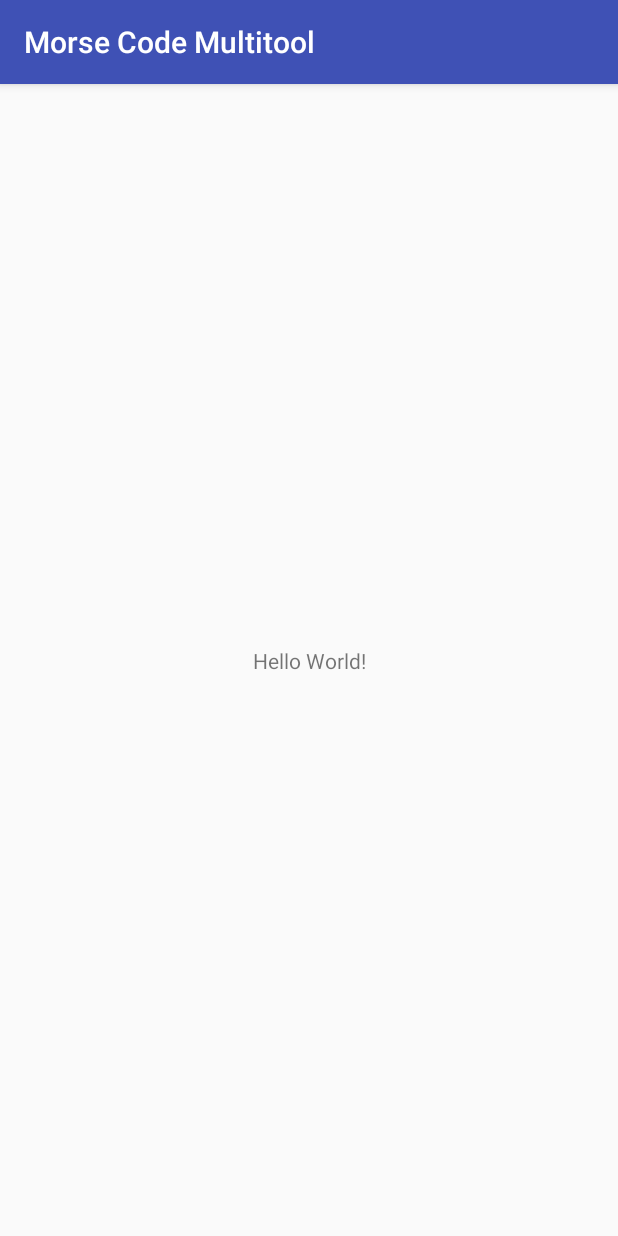
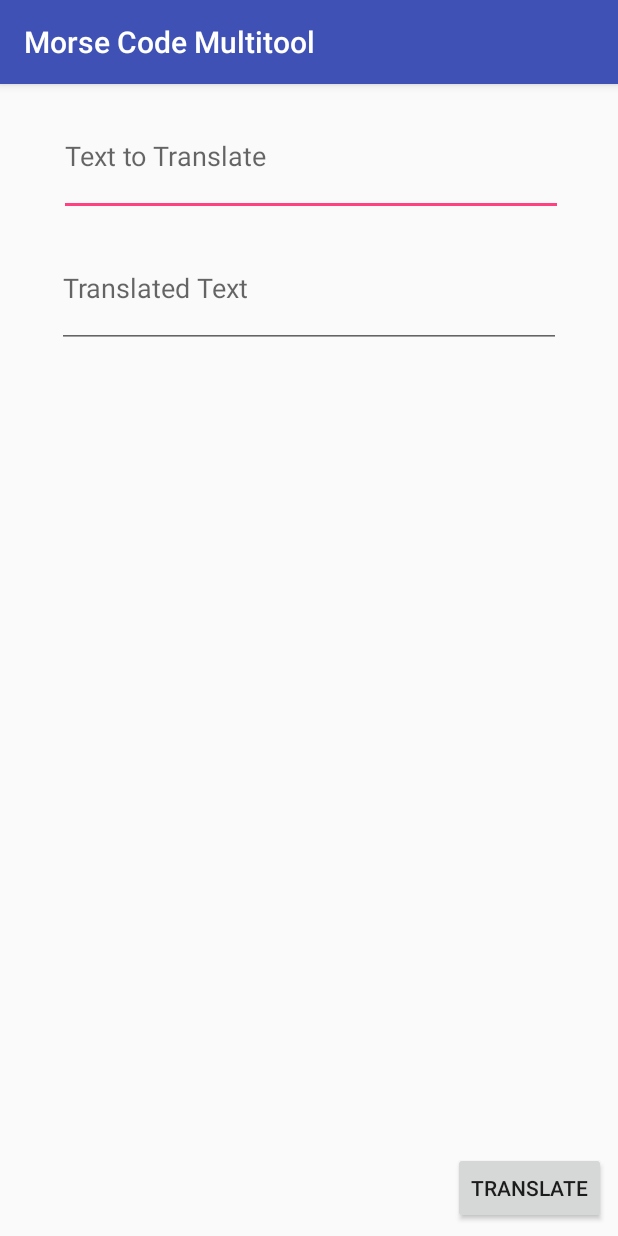
Before and after one commit to WIU-Computer-Science-Association/MorseCodeMultitool, an Android app: the screen it shows after launch (MainActivity), on a phone screen of 412 x 824 dp. Run offline under Robolectric (Android 15) with nearby library versions, the phone set to English and light mode, and no system bars.

```diff
--- a/app/src/main/res/layout/activity_main.xml
+++ b/app/src/main/res/layout/activity_main.xml
@@ -6,13 +6,46 @@
     android:layout_height="match_parent"
     tools:context=".MainActivity">
 
-    <TextView
+    <EditText
+        android:id="@+id/textToTranslate"
+        android:layout_width="336dp"
+        android:layout_height="80dp"
+        android:layout_marginStart="8dp"
+        android:layout_marginTop="8dp"
+        android:layout_marginEnd="8dp"
+        android:ems="10"
+        android:hint="@string/text_to_translate"
+        android:inputType="textMultiLine"
+        android:digits="0123456789ABCDEFGHIJKLMNOPQRSTUVWXYZ ."
+        android:singleLine="false"
+        app:layout_constraintEnd_toEndOf="parent"
+        app:layout_constraintHorizontal_bias="0.526"
+        app:layout_constraintStart_toStartOf="parent"
+        app:layout_constraintTop_toTopOf="parent" />
+
+    <EditText
+        android:id="@+id/translatedText"
+        android:layout_width="336dp"
+        android:layout_height="80dp"
+        android:layout_marginStart="8dp"
+        android:layout_marginTop="8dp"
+        android:layout_marginEnd="8dp"
+        android:ems="10"
+        android:hint="@string/translated_text"
+        android:inputType="textMultiLine"
+        app:layout_constraintEnd_toEndOf="parent"
+        app:layout_constraintStart_toStartOf="parent"
+        app:layout_constraintTop_toBottomOf="@+id/textToTranslate" />
+
+    <Button
+        android:id="@+id/btnTranslate"
         android:layout_width="wrap_content"
         android:layout_height="wrap_content"
-        android:text="Hello World!"
+        android:layout_marginEnd="8dp"
+        android:layout_marginBottom="8dp"
+        android:onClick="translateToMorse"
+        android:text="@string/translate"
         app:layout_constraintBottom_toBottomOf="parent"
-        app:layout_constraintLeft_toLeftOf="parent"
-        app:layout_constraintRight_toRightOf="parent"
-        app:layout_constraintTop_toTopOf="parent" />
+        app:layout_constraintEnd_toEndOf="parent" />
 
 </android.support.constraint.ConstraintLayout>
--- a/app/src/main/res/values/strings.xml
+++ b/app/src/main/res/values/strings.xml
@@ -1,3 +1,6 @@
 <resources>
     <string name="app_name">Morse Code Multitool</string>
+    <string name="text_to_translate">Text to Translate</string>
+    <string name="translated_text">Translated Text</string>
+    <string name="translate">Translate</string>
 </resources>
```
Also changed, not shown: app/src/main/java/club/csahub/apps/morsecodemultitool/MainActivity.kt (+62 -0 lines).
